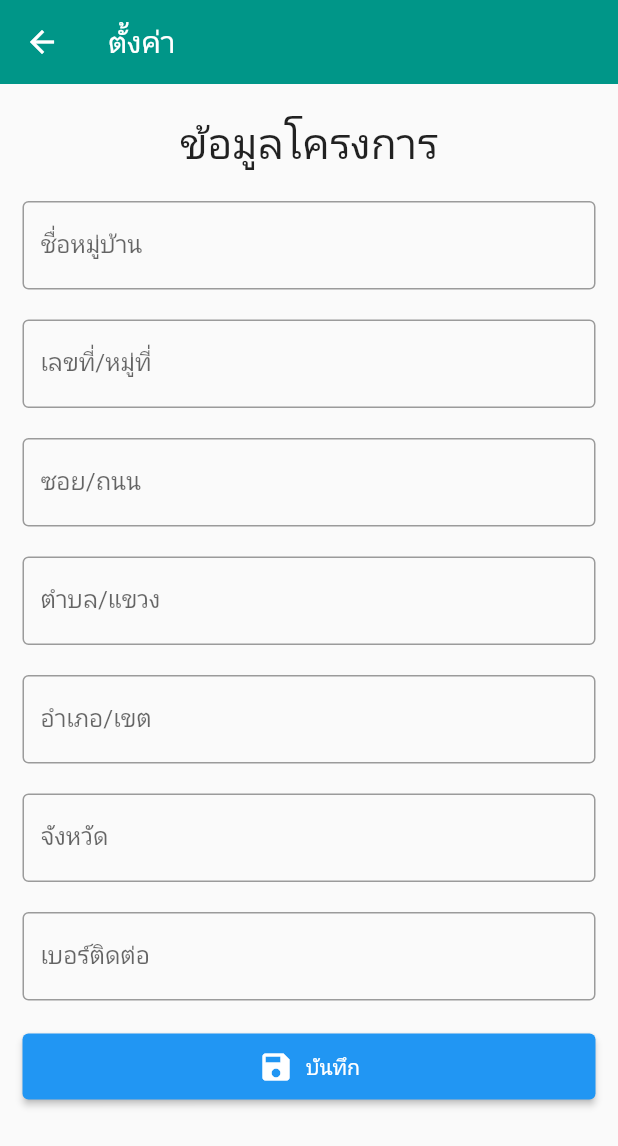
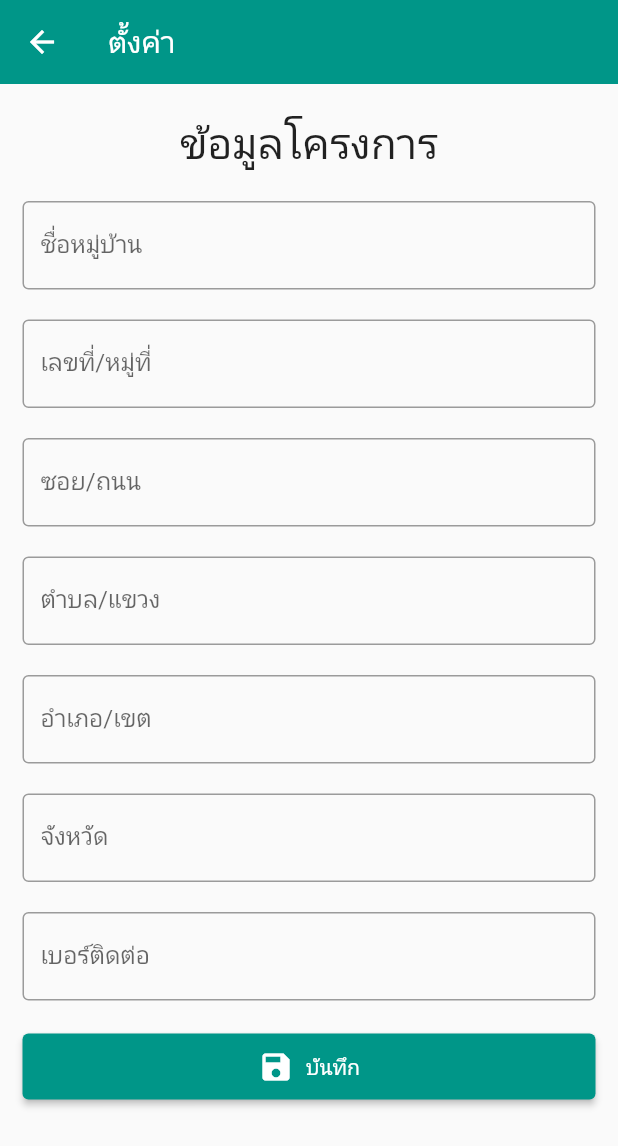
Before and after one commit to jzensoft/iplus_guest, a Flutter app: the screen it shows after launch, item 2 of the bottom bar chosen, after a tap on the "settings" icon, on a phone screen of 412 x 824 dp. Shown: the top 1146 px of the screen. Run offline on Flutter 3.47's test engine with Material 2 defaults, Android fonts, the phone set to English and light mode, and no system bars; our stand-ins replace camera, dio, flutter_native_image, fluttertoast, hive, hive_flutter; missing offline and left inert: epson_epos, esc_pos_utils; accounts and stored records are empty.

Commit message:
change button color

```diff
--- a/lib/src/pages/in_page.dart
+++ b/lib/src/pages/in_page.dart
@@ -238,7 +238,7 @@ class _InPageState extends State<InPage> {
             },
             label: const Text("บันทึก"),
             style: ElevatedButton.styleFrom(
-              backgroundColor: Colors.blue,
+              backgroundColor: Colors.teal,
               padding: const EdgeInsets.symmetric(vertical: 10),
             ),
           ),
@@ -252,7 +252,7 @@ class _InPageState extends State<InPage> {
             icon: const Icon(Icons.camera_alt_outlined),
             label: const Text("Detect Card"),
             style: ElevatedButton.styleFrom(
-              backgroundColor: Colors.red,
+              backgroundColor: Colors.deepOrange,
               padding: const EdgeInsets.symmetric(
                 vertical: 10,
               ),
--- a/lib/src/pages/setting_page.dart
+++ b/lib/src/pages/setting_page.dart
@@ -273,7 +273,7 @@ class _SettingPageState extends State<SettingPage> {
             },
             label: Text(project == null ? "บันทึก" : "แก้ไขข้อมูล"),
             style: ElevatedButton.styleFrom(
-              backgroundColor: Colors.blue,
+              backgroundColor: Colors.teal,
               padding: const EdgeInsets.symmetric(vertical: 10),
             ),
           ),
```
